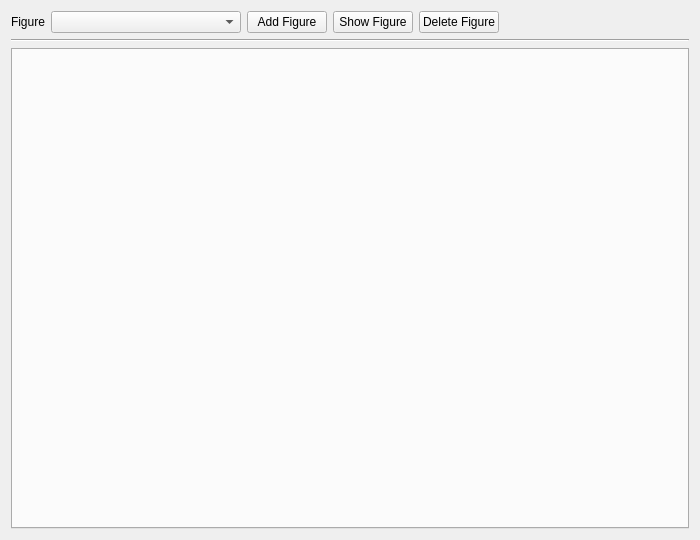
Old version of the form ui/Ui_EditFigureDialog.ui in the repository bbreslauer/PySciPlot.
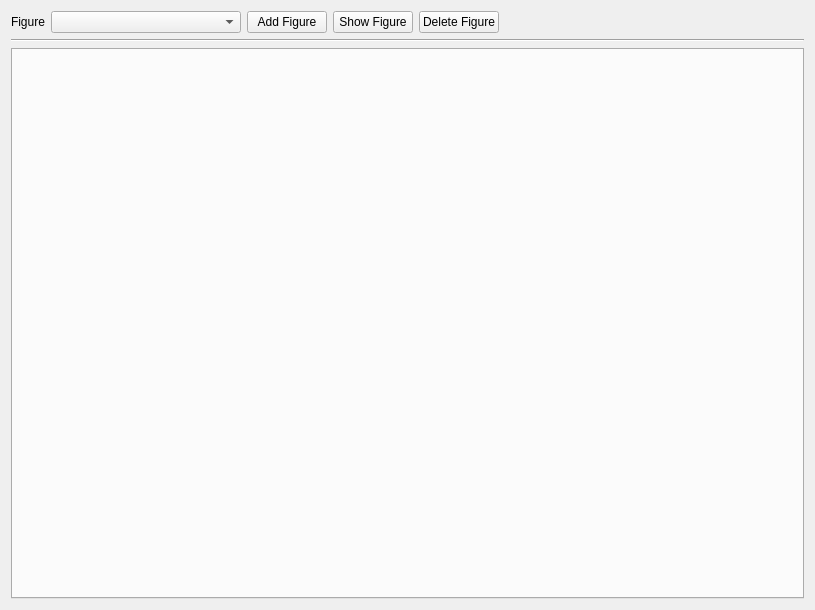
New version of the form.

What changed in the file:
```diff
--- a/ui/Ui_EditFigureDialog.ui
+++ b/ui/Ui_EditFigureDialog.ui
@@ -6,8 +6,8 @@
    <rect>
     <x>0</x>
     <y>0</y>
-    <width>700</width>
-    <height>540</height>
+    <width>815</width>
+    <height>610</height>
    </rect>
   </property>
   <property name="windowTitle">
```
